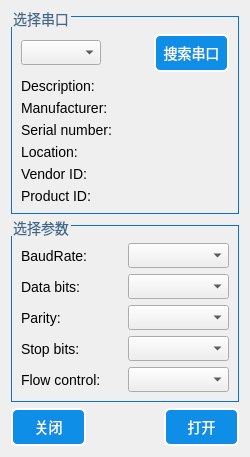
First picture: the form in userui/serialportsettingsdialog.ui, repository pkzju/QSuperConsole0.1, before the edit.
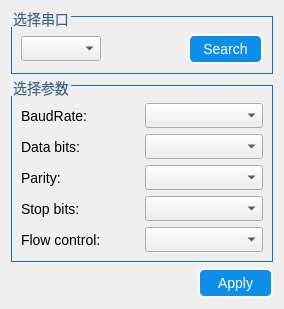
Second picture: the form after the edit.

Patch:
```diff
--- a/userui/serialportsettingsdialog.ui
+++ b/userui/serialportsettingsdialog.ui
@@ -6,8 +6,8 @@
    <rect>
     <x>0</x>
     <y>0</y>
-    <width>250</width>
-    <height>450</height>
+    <width>284</width>
+    <height>307</height>
    </rect>
   </property>
   <property name="sizePolicy">
@@ -74,8 +74,8 @@
 }
 </string>
   </property>
-  <layout class="QGridLayout" name="gridLayout_6">
-   <item row="0" column="0" colspan="3">
+  <layout class="QGridLayout" name="gridLayout_3">
+   <item row="0" column="0">
     <widget class="QGroupBox" name="selectBox">
      <property name="sizePolicy">
       <sizepolicy hsizetype="Preferred" vsizetype="Fixed">
@@ -87,6 +87,34 @@
       <string>选择串口</string>
      </property>
      <layout class="QGridLayout" name="gridLayout">
+      <item row="0" column="2">
+       <widget class="QPushButton" name="searchButton">
+        <property name="sizePolicy">
+         <sizepolicy hsizetype="Fixed" vsizetype="Fixed">
+          <horstretch>0</horstretch>
+          <verstretch>0</verstretch>
+         </sizepolicy>
+        </property>
+        <property name="minimumSize">
+         <size>
+          <width>75</width>
+          <height>30</height>
+         </size>
+        </property>
+        <property name="maximumSize">
+         <size>
+          <width>16777215</width>
+          <height>30</height>
+         </size>
+        </property>
+        <property name="styleSheet">
+         <string notr="true"/>
+        </property>
+        <property name="text">
+         <string>Search</string>
+        </property>
+       </widget>
+      </item>
       <item row="0" column="0">
        <widget class="QComboBox" name="serialPortInfoListBox">
         <property name="minimumSize">
@@ -113,74 +141,10 @@
         </property>
        </spacer>
       </item>
-      <item row="0" column="2">
-       <widget class="QPushButton" name="searchButton">
-        <property name="sizePolicy">
-         <sizepolicy hsizetype="Fixed" vsizetype="Fixed">
-          <horstretch>0</horstretch>
-          <verstretch>0</verstretch>
-         </sizepolicy>
-        </property>
-        <property name="minimumSize">
-         <size>
-          <width>75</width>
-          <height>38</height>
-         </size>
-        </property>
-        <property name="styleSheet">
-         <string notr="true"/>
-        </property>
-        <property name="text">
-         <string>搜索串口</string>
-        </property>
-       </widget>
-      </item>
-      <item row="1" column="0" colspan="3">
-       <widget class="QLabel" name="descriptionLabel">
-        <property name="text">
-         <string>Description:</string>
-        </property>
-       </widget>
-      </item>
-      <item row="2" column="0" colspan="3">
-       <widget class="QLabel" name="manufacturerLabel">
-        <property name="text">
-         <string>Manufacturer:</string>
-        </property>
-       </widget>
-      </item>
-      <item row="3" column="0" colspan="3">
-       <widget class="QLabel" name="serialNumberLabel">
-        <property name="text">
-         <string>Serial number:</string>
-        </property>
-       </widget>
-      </item>
-      <item row="4" column="0" colspan="3">
-       <widget class="QLabel" name="locationLabel">
-        <property name="text">
-         <string>Location:</string>
-        </property>
-       </widget>
-      </item>
-      <item row="5" column="0" colspan="3">
-       <widget class="QLabel" name="vidLabel">
-        <property name="text">
-         <string>Vendor ID:</string>
-        </property>
-       </widget>
-      </item>
-      <item row="6" column="0" colspan="3">
-       <widget class="QLabel" name="pidLabel">
-        <property name="text">
-         <string>Product ID:</string>
-        </property>
-       </widget>
-      </item>
      </layout>
     </widget>
    </item>
-   <item row="1" column="0" colspan="3">
+   <item row="1" column="0">
     <widget class="QGroupBox" name="parametersBox">
      <property name="sizePolicy">
       <sizepolicy hsizetype="Preferred" vsizetype="Fixed">
@@ -281,25 +245,8 @@
     </widget>
    </item>
    <item row="2" column="0">
-    <widget class="QPushButton" name="Button_Close">
-     <property name="sizePolicy">
-      <sizepolicy hsizetype="Fixed" vsizetype="Fixed">
-       <horstretch>0</horstretch>
-       <verstretch>0</verstretch>
-      </sizepolicy>
-     </property>
-     <property name="minimumSize">
-      <size>
-       <width>75</width>
-       <height>38</height>
-      </size>
-     </property>
-     <property name="text">
-      <string>关闭</string>
-     </property>
-    </widget>
-   </item>
-   <item row="2" column="1">
+    <layout class="QHBoxLayout" name="horizontalLayout">
+     <item>
     <spacer name="horizontalSpacer">
      <property name="orientation">
       <enum>Qt::Horizontal</enum>
@@ -312,8 +259,8 @@
      </property>
     </spacer>
    </item>
-   <item row="2" column="2">
-    <widget class="QPushButton" name="Button_Open">
+     <item>
+      <widget class="QPushButton" name="Button_apply">
      <property name="sizePolicy">
       <sizepolicy hsizetype="Fixed" vsizetype="Fixed">
        <horstretch>0</horstretch>
@@ -323,13 +270,21 @@
      <property name="minimumSize">
       <size>
        <width>75</width>
-       <height>38</height>
+         <height>30</height>
+        </size>
+       </property>
+       <property name="maximumSize">
+        <size>
+         <width>16777215</width>
+         <height>30</height>
       </size>
      </property>
      <property name="text">
-      <string>打开</string>
-     </property>
-    </widget>
+        <string>Apply</string>
+       </property>
+      </widget>
+     </item>
+    </layout>
    </item>
   </layout>
  </widget>
```
Left out of the diff: 60 changed lines with no effect on the pictures. Lines whose indentation alone changed are shown as unchanged.
